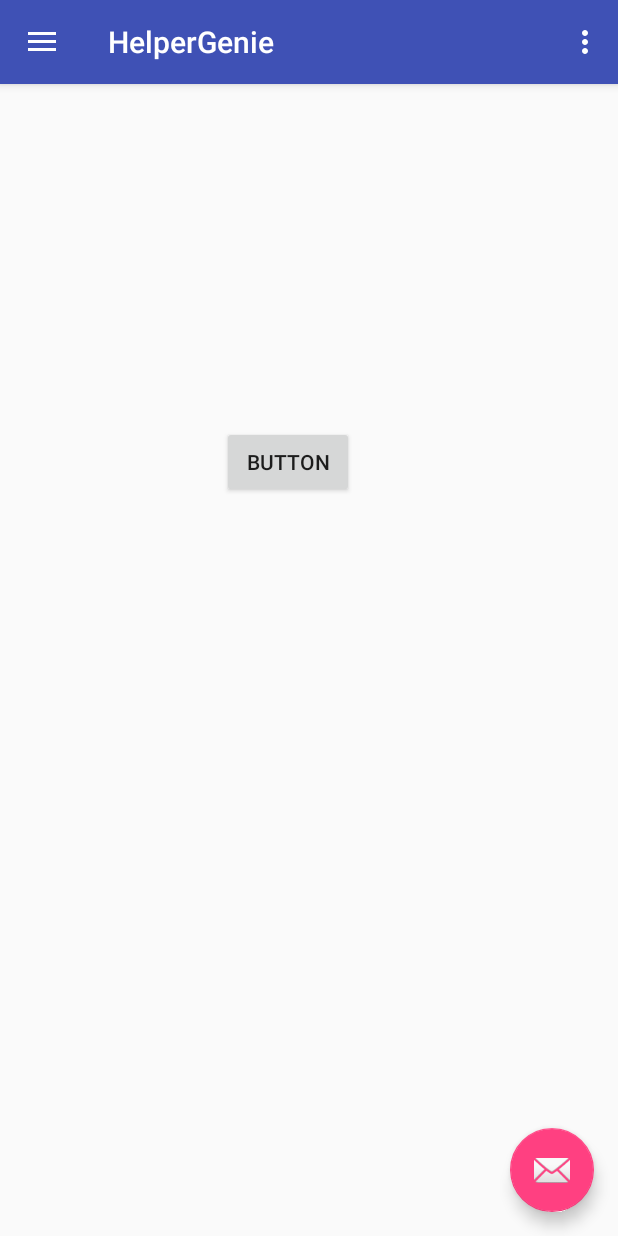
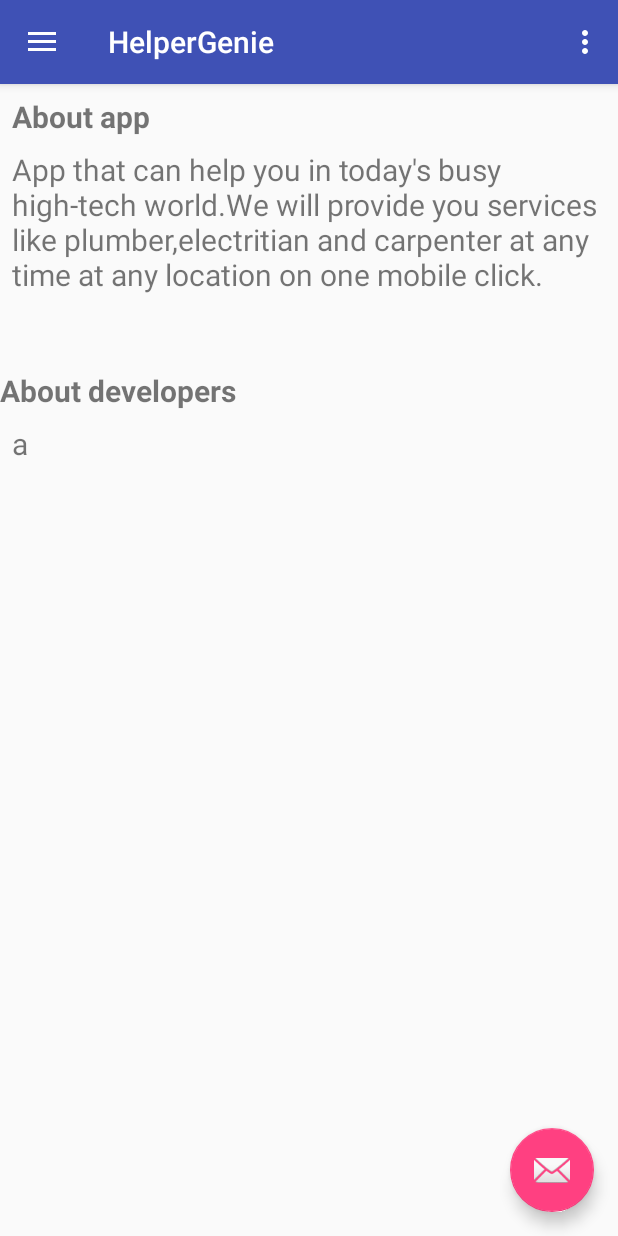
Before and after one commit to Lad-Rahul/HelperGenie, an Android app: the screen it shows after launch (MainActivity), in the side drawer, after a tap on "About Us", on a phone screen of 412 x 824 dp. Run offline under Robolectric (Android 15) with nearby library versions, the phone set to English and light mode, and no system bars; our stand-ins replace Firebase (no records; nobody signed in at launch, a user with empty details on screens opened directly); libraries missing offline, so code that uses them is left out: com.firebase.ui; 1 statement that could not run was skipped.

Commit message:
updated about us page

```diff
--- a/app/src/main/res/layout/about_us_layout.xml
+++ b/app/src/main/res/layout/about_us_layout.xml
@@ -1,4 +1,10 @@
 <?xml version="1.0" encoding="utf-8"?>
+<ScrollView xmlns:android="http://schemas.android.com/apk/res/android"
+    xmlns:app="http://schemas.android.com/apk/res-auto"
+    xmlns:tools="http://schemas.android.com/tools"
+
+    android:layout_width="match_parent"
+    android:layout_height="match_parent">
 <android.support.constraint.ConstraintLayout
     xmlns:android="http://schemas.android.com/apk/res/android"
     xmlns:app="http://schemas.android.com/apk/res-auto"
@@ -6,13 +12,60 @@
     android:layout_width="match_parent"
     android:layout_height="match_parent">
 
-    <Button
-        android:id="@+id/button"
-        android:layout_width="wrap_content"
+    <TextView
+        android:id="@+id/about_app"
+        android:layout_width="match_parent"
         android:layout_height="wrap_content"
-        android:layout_marginStart="148dp"
-        android:layout_marginTop="228dp"
-        android:text="Button"
+        android:layout_marginEnd="8dp"
+        android:layout_marginStart="8dp"
+        android:layout_marginTop="8dp"
+        android:text="About app"
+        android:textSize="20dp"
+        android:textStyle="bold"
+        app:layout_constraintEnd_toEndOf="parent"
         app:layout_constraintStart_toStartOf="parent"
         app:layout_constraintTop_toTopOf="parent" />
+
+    <TextView
+        android:id="@+id/about_app_text"
+        android:layout_width="match_parent"
+        android:layout_height="wrap_content"
+        android:layout_marginEnd="8dp"
+        android:layout_marginStart="8dp"
+
+        android:layout_marginTop="8dp"
+        android:text="App that can help you in today's busy high-tech world.We will provide you services like plumber,electritian and carpenter at any time at any location on one mobile click."
+        android:textSize="20dp"
+        app:layout_constraintEnd_toEndOf="parent"
+        app:layout_constraintStart_toStartOf="parent"
+        app:layout_constraintTop_toBottomOf="@+id/about_app" />
+
+    <TextView
+        android:id="@+id/about_devs"
+        android:layout_width="385dp"
+        android:layout_height="wrap_content"
+        android:layout_marginBottom="8dp"
+        android:layout_marginTop="50dp"
+        android:text="About developers"
+        android:textSize="20dp"
+        android:textStyle="bold"
+        app:layout_constraintEnd_toEndOf="parent"
+        app:layout_constraintHorizontal_bias="0.0"
+        app:layout_constraintStart_toStartOf="parent"
+        app:layout_constraintTop_toBottomOf="@+id/about_app_text" />
+
+    <TextView
+        android:id="@+id/about_devs_text"
+        android:layout_width="0dp"
+        android:layout_height="wrap_content"
+        android:layout_marginEnd="8dp"
+        android:layout_marginStart="8dp"
+        android:layout_marginTop="8dp"
+        android:text="a"
+        android:textSize="20dp"
+        app:layout_constraintEnd_toEndOf="parent"
+        app:layout_constraintStart_toStartOf="parent"
+        app:layout_constraintTop_toBottomOf="@+id/about_devs" />
 </android.support.constraint.ConstraintLayout>
+
+</ScrollView>
```
